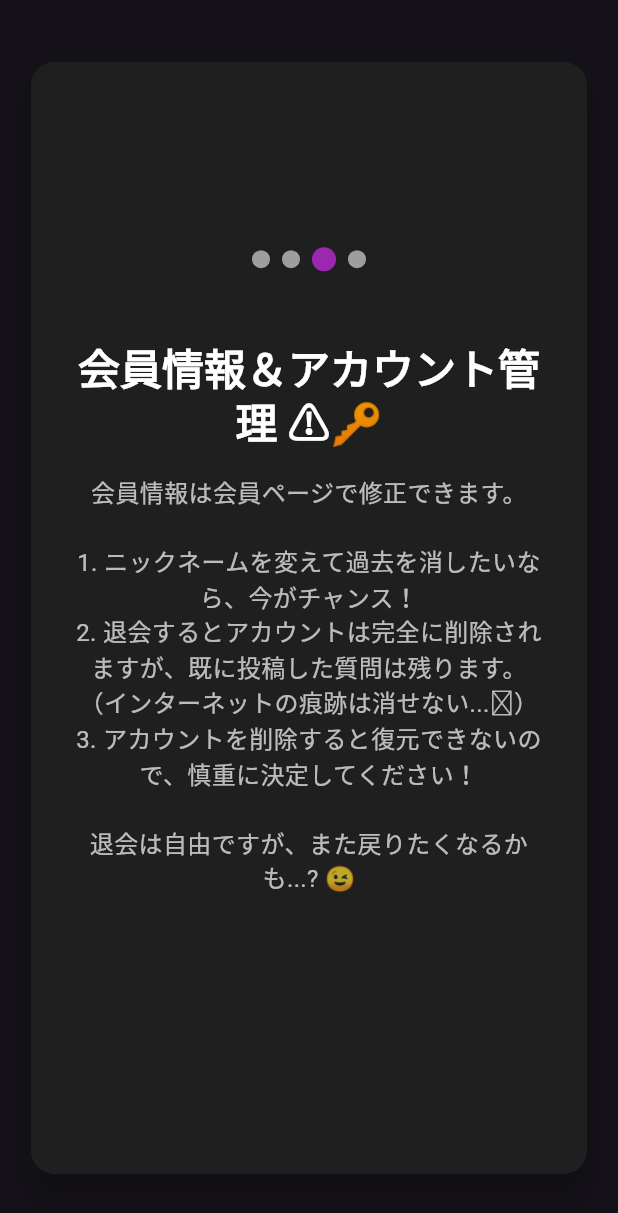
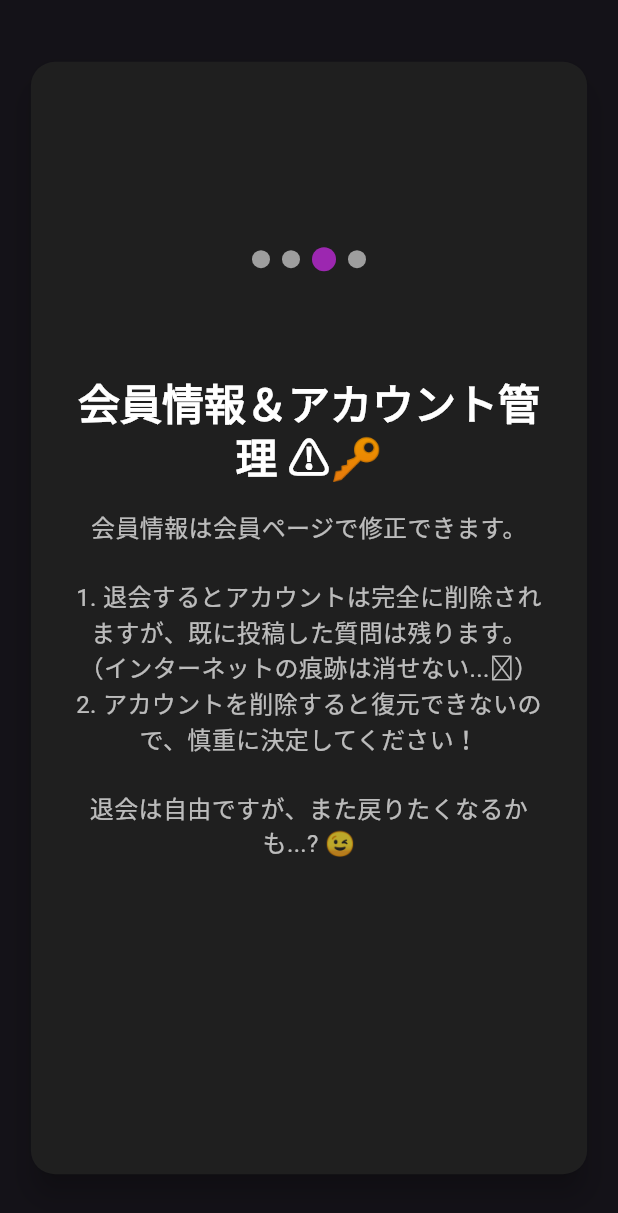
Before and after one commit to jhh78/what_this, a Flutter app: the TutorialScreen screen opened directly, swiped to page 3, on a phone screen of 412 x 824 dp. Shown: the top 1213 px of the screen. Run offline on Flutter 3.47's test engine with Material 3 defaults, Android fonts, the phone set to English and light mode, and no system bars; our stand-ins replace cached_network_image, firebase_auth, firebase_core, flutter_dotenv, flutter_signin_button, get and 9 more; accounts and stored records are empty; generated files the repository leaves out were written again.

Commit message:
1.1.0+10

```diff
--- a/lib/main.dart
+++ b/lib/main.dart
@@ -9,13 +9,10 @@ import 'package:upgrader/upgrader.dart';
 import 'package:whats_this/screen/home/home.dart';
 import 'package:whats_this/screen/signin/sign_in.dart';
 import 'package:firebase_core/firebase_core.dart';
-import 'package:whats_this/screen/tutorial.dart';
 import 'package:whats_this/service/vender/auth.dart';
-import 'package:whats_this/util/constants.dart';
 import 'firebase_options.dart';
 import 'service/vender/hive.dart';
 
-// TODO :: 가이드라인 1.2 - 안전 - 사용자 생성 콘텐츠 -> 튜토얼 만들기
 void main() async {
   WidgetsFlutterBinding.ensureInitialized();
   await Firebase.initializeApp(
--- a/lib/screen/tutorial.dart
+++ b/lib/screen/tutorial.dart
@@ -23,9 +23,8 @@ final List<Map<String, dynamic>> _tutorialData = [
   {
     'title': '会員情報＆アカウント管理 ⚠️🔑',
     'description': '会員情報は会員ページで修正できます。\n\n'
-        '1. ニックネームを変えて過去を消したいなら、今がチャンス！\n'
-        '2. 退会するとアカウントは完全に削除されますが、既に投稿した質問は残ります。（インターネットの痕跡は消せない...🥲）\n'
-        '3. アカウントを削除すると復元できないので、慎重に決定してください！\n\n'
+        '1. 退会するとアカウントは完全に削除されますが、既に投稿した質問は残ります。（インターネットの痕跡は消せない...🥲）\n'
+        '2. アカウントを削除すると復元できないので、慎重に決定してください！\n\n'
         '退会は自由ですが、また戻りたくなるかも...? 😉',
     'color': const Color(0xFF1F1F1F), // ダークチャコール系
   },
--- a/pubspec.yaml
+++ b/pubspec.yaml
@@ -16,7 +16,7 @@ publish_to: "none" # Remove this line if you wish to publish to pub.dev
 # https://developer.apple.com/library/archive/documentation/General/Reference/InfoPlistKeyReference/Articles/CoreFoundationKeys.html
 # In Windows, build-name is used as the major, minor, and patch parts
 # of the product and file versions while build-number is used as the build suffix.
-version: 1.0.4+4
+version: 1.1.0+10
 
 environment:
   sdk: ^3.6.1
```
Also changed, not shown: 12 other files.
